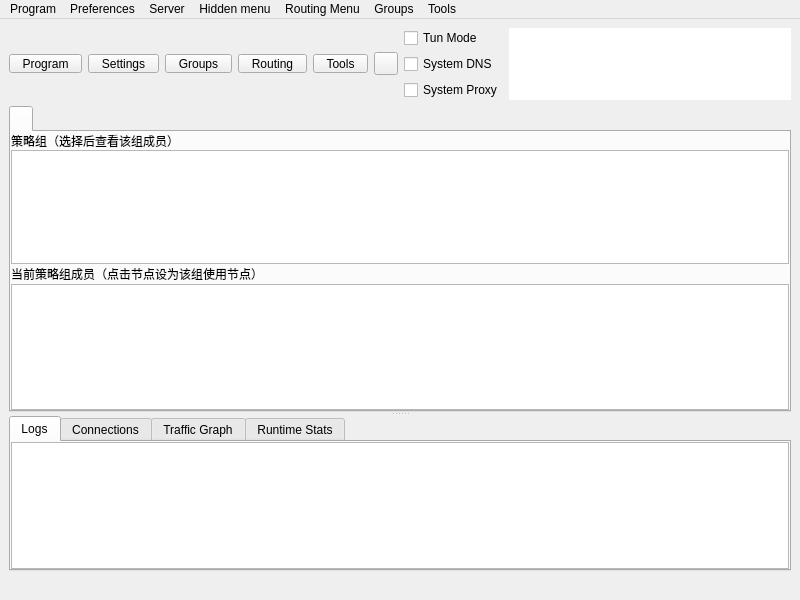
Old version of the form include/ui/mainwindow.ui in the repository Nuxoul/NxProxy.
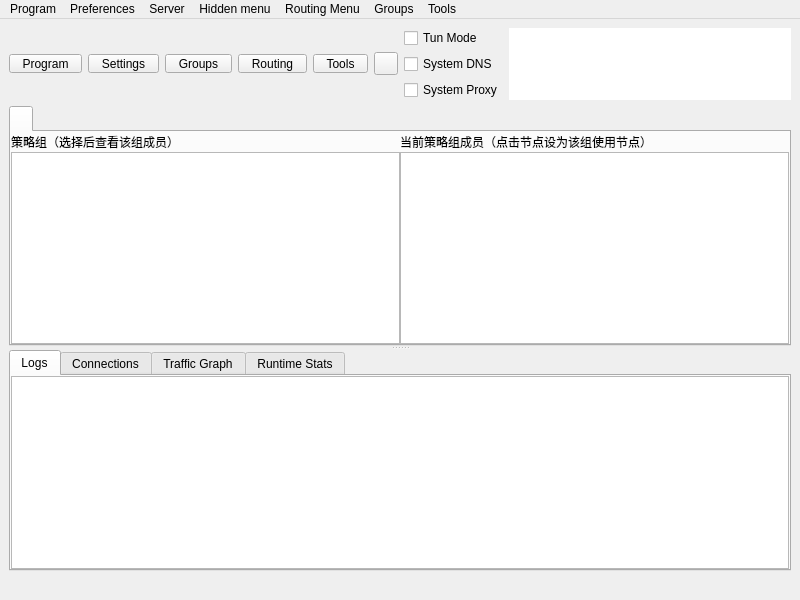
New version of the form. Icons and pictures are not drawn. Custom widgets are drawn as their Qt base class.

Commit message:
Put the member table beside the strategy panel, not under it
- the profile page is two columns now: a 340px strategy panel on the left, and the
  member table taking the rest at the full height of the page (15 rows instead of one)
- show_group() re-parents the table into the active group's page: it has to name the
  cell, because a coordinate-less addWidget() appended the whole table under the panel
- elide node names while painting, against the live width: the panel is 340px wide and
  names were being trimmed to a width measured before the layout had run

The edit to the form file:
```diff
--- a/include/ui/mainwindow.ui
+++ b/include/ui/mainwindow.ui
@@ -429,14 +429,14 @@
          <widget class="QListWidget" name="selectorGroupList">
           <property name="minimumSize">
            <size>
-            <width>0</width>
+            <width>340</width>
             <height>86</height>
            </size>
           </property>
           <property name="maximumSize">
            <size>
-            <width>16777215</width>
-            <height>180</height>
+            <width>460</width>
+            <height>16777215</height>
            </size>
           </property>
           <property name="selectionMode">
@@ -444,7 +444,7 @@
           </property>
          </widget>
         </item>
-        <item row="2" column="0">
+      <item row="0" column="1">
          <widget class="QWidget" name="selectorMemberToolbar">
           <layout class="QHBoxLayout" name="selectorMemberToolbarLayout">
            <property name="leftMargin">
@@ -482,7 +482,7 @@
           </layout>
          </widget>
         </item>
-        <item row="3" column="0">
+      <item row="1" column="1">
          <widget class="ProfilesTableView" name="profilesTableView">
           <property name="contextMenuPolicy">
            <enum>Qt::ContextMenuPolicy::CustomContextMenu</enum>
```
The commit also changes 3 other files.
